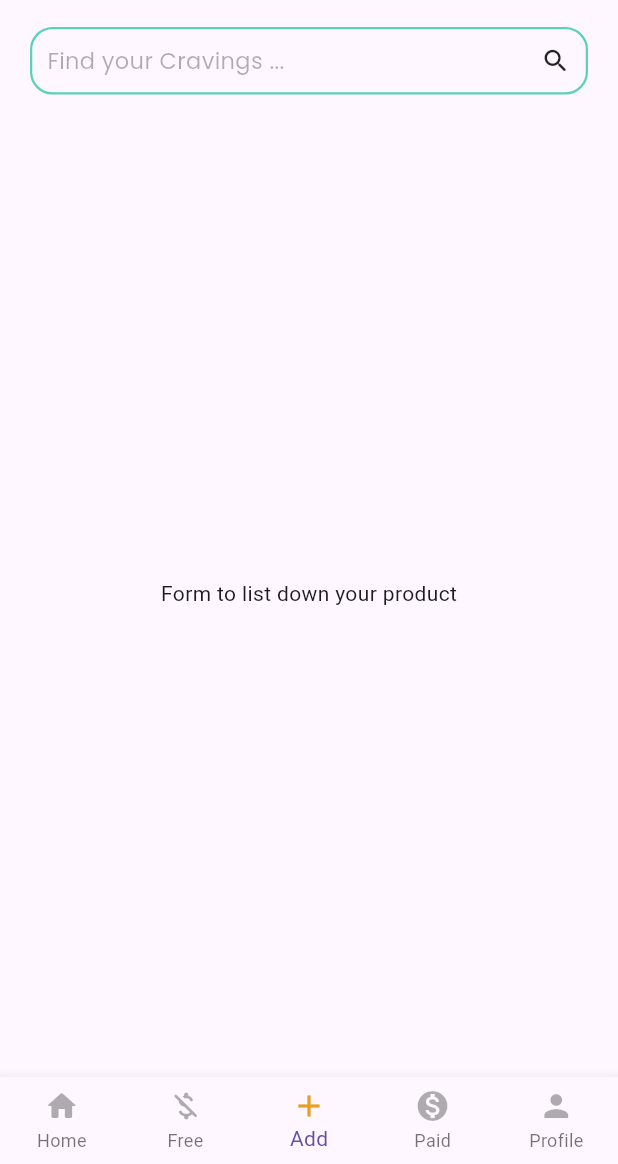
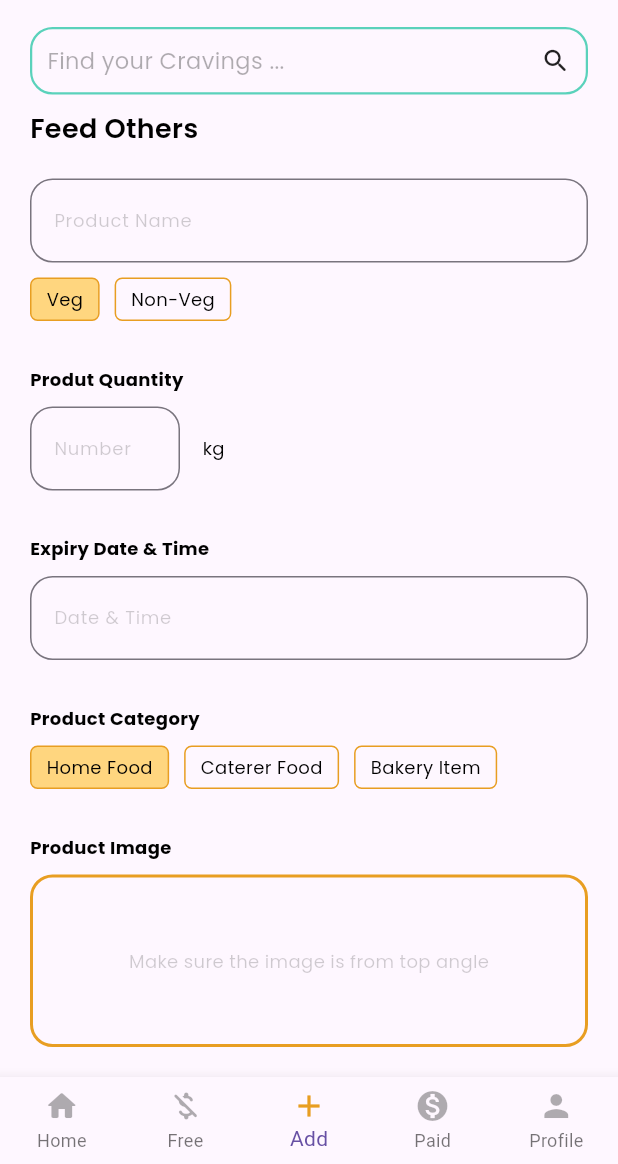
Before and after one commit to Feed-Forward-SC23/feedforward, a Flutter app: the BottomNavBar screen opened by its route, item 3 of the bottom bar chosen, on a phone screen of 412 x 824 dp, the part 72-1236 px from its top. Run offline on Flutter 3.47's test engine with Material 2 defaults, Android fonts, the phone set to English and light mode, and no system bars; our stand-ins replace firebase_auth, firebase_core, flutter_riverpod, font_awesome_flutter, google_fonts, google_sign_in; accounts and stored records are empty; network calls fail.

Commit message:
dummy form

```diff
--- a/lib/Constants/constant.dart
+++ b/lib/Constants/constant.dart
@@ -23,3 +23,8 @@ TextStyle buildAddress() => GoogleFonts.poppins(
       fontSize: 12,
       color: black[4],
     );
+TextStyle buildAddItem() => GoogleFonts.poppins(
+      fontSize: 12,
+      color: const Color(0x30000000),
+    );
+TextStyle buildTag() => GoogleFonts.poppins(fontSize: 12, color: black[4]);
--- /dev/null
+++ b/lib/customWidgets.dart/tag.dart
@@ -0,0 +1,28 @@
+import 'package:flutter/material.dart';
+
+import '../Constants/colors.dart';
+import '../Constants/constant.dart';
+
+class Tag extends StatelessWidget {
+  Tag({super.key, required this.onTap, required this.text});
+  bool onTap;
+  String text;
+
+  @override
+  Widget build(BuildContext context) {
+    return Container(
+      padding: const EdgeInsets.symmetric(vertical: 5.0, horizontal: 10.0),
+      decoration: BoxDecoration(
+        borderRadius: BorderRadius.circular(5),
+        border: Border.all(
+          color: yellow[1],
+        ),
+        color: onTap ? yellow[0] : null,
+      ),
+      child: Text(
+        text,
+        style: buildTag(),
+      ),
+    );
+  }
+}
--- /dev/null
+++ b/lib/pages/addItem.dart
@@ -0,0 +1,175 @@
+import 'package:flutter/material.dart';
+
+import '../Constants/colors.dart';
+import '../Constants/constant.dart';
+import '../customWidgets.dart/tag.dart';
+
+class AddItem extends StatefulWidget {
+  const AddItem({super.key});
+
+  @override
+  State<AddItem> createState() => _AddItemState();
+}
+
+class _AddItemState extends State<AddItem> {
+  @override
+  Widget build(BuildContext context) {
+    return SafeArea(
+      child: Padding(
+        padding: const EdgeInsets.symmetric(horizontal: 20.0),
+        child: ListView(
+          children: [
+            Text(
+              "Feed Others",
+              style: buildHeading(),
+            ),
+            buildHeight(20.0),
+            TextField(
+              keyboardType: TextInputType.name,
+              decoration: InputDecoration(
+                hintText: "Product Name",
+                hintStyle: buildAddItem(),
+                label: Text(
+                  "Product Name",
+                  style: buildAddItem(),
+                ),
+                border: OutlineInputBorder(
+                  borderRadius: BorderRadius.circular(15),
+                ),
+              ),
+            ),
+            buildHeight(10.0),
+            Row(
+              children: [
+                Tag(
+                  onTap: true,
+                  text: 'Veg',
+                ),
+                buildWidth(10.0),
+                Tag(
+                  onTap: false,
+                  text: 'Non-Veg',
+                ),
+              ],
+            ),
+            buildHeight(30.0),
+            Text(
+              "Produt Quantity",
+              style: buildAddress(),
+            ),
+            buildHeight(10.0),
+            Row(
+              children: [
+                SizedBox(
+                  width: 100,
+                  child: TextField(
+                    keyboardType: TextInputType.number,
+                    decoration: InputDecoration(
+                      hintText: "Number",
+                      hintStyle: buildAddItem(),
+                      label: Text(
+                        "Number",
+                        style: buildAddItem(),
+                      ),
+                      border: OutlineInputBorder(
+                        borderRadius: BorderRadius.circular(15),
+                      ),
+                    ),
+                  ),
+                ),
+                buildWidth(15.0),
+                Text(
+                  'kg',
+                  style: buildTag(),
+                ),
+              ],
+            ),
+            buildHeight(30.0),
+            Text(
+              "Expiry Date & Time",
+              style: buildAddress(),
+            ),
+            buildHeight(10.0),
+            TextField(
+              keyboardType: TextInputType.datetime,
+              decoration: InputDecoration(
+                hintText: "DD/MM/YYYY   HH:MM",
+                hintStyle: buildAddItem(),
+                label: Text(
+                  "Date & Time",
+                  style: buildAddItem(),
+                ),
+                border: OutlineInputBorder(
+                  borderRadius: BorderRadius.circular(15),
+                ),
+              ),
+            ),
+            buildHeight(30.0),
+            Text(
+              "Product Category",
+              style: buildAddress(),
+            ),
+            buildHeight(10.0),
+            Row(
+              children: [
+                Tag(
+                  onTap: true,
+                  text: "Home Food",
+                ),
+                buildWidth(10.0),
+                Tag(onTap: false, text: 'Caterer Food'),
+                buildWidth(10.0),
+                Tag(onTap: false, text: 'Bakery Item')
+              ],
+            ),
+            buildHeight(30.0),
+            Text(
+              "Product Image",
+              style: buildAddress(),
+            ),
+            buildHeight(10.0),
+            Container(
+              height: 115,
+              decoration: BoxDecoration(
+                borderRadius: BorderRadius.circular(15.0),
+                border: Border.all(color: yellow[1], width: 2),
+              ),
+              child: Center(
+                child: Text(
+                  "Make sure the image is from top angle",
+                  style: buildAddItem(),
+                ),
+              ),
+            ),
+            buildHeight(30.0),
+            Text(
+              "Product Price",
+              style: buildAddress(),
+            ),
+            buildHeight(10.0),
+            Row(
+              children: [
+                Tag(onTap: true, text: "Free"),
+                buildWidth(10.0),
+                Tag(onTap: false, text: 'Paid'),
+              ],
+            ),
+            buildHeight(30.0),
+            ElevatedButton(
+                style: ElevatedButton.styleFrom(
+                    padding: const EdgeInsets.symmetric(
+                        horizontal: 100, vertical: 15.0),
+                    backgroundColor: cyan[0],
+                    foregroundColor: black[4],
+                    shape: RoundedRectangleBorder(
+                      borderRadius: BorderRadius.circular(10.0),
+                    )),
+                onPressed: () {},
+                child: Text("Submit Add Item")),
+            buildHeight(20.0),
+          ],
+        ),
+      ),
+    );
+  }
+}
--- a/lib/pages/bottomNav.dart
+++ b/lib/pages/bottomNav.dart
@@ -1,3 +1,4 @@
+import 'package:feedforward/pages/addItem.dart';
 import 'package:feedforward/pages/appbar1.dart';
 import 'package:feedforward/customWidgets.dart/free_paid.dart';
 import 'package:feedforward/pages/main_page.dart';
@@ -21,9 +22,7 @@ class _BottomNavBarState extends State<BottomNavBar> {
   List screens = [
     const MainPage(),
     const FreePro(),
-    const Center(
-      child: Text("Form to list down your product"),
-    ),
+    const AddItem(),
     const PaidPage(),
     const Profile(),
   ];
```
Also changed, not shown: lib/pages/appbar1.dart (+18 -0 lines).
